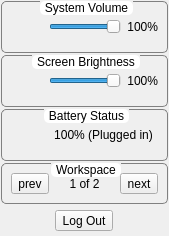
First picture: the form in lumina/lumina-desktop/panel-plugins/systemdashboard/SysMenuQuick.ui, repository trueos/pcbsd, before the edit.
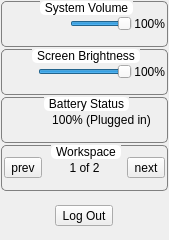
Second picture: the form after the edit.

Commit message: Add another option to the LuminaOS definitions: launch/detect audio mixer utility. Also use this option in the systemdashboard panel plugin (if possible).

Patch:
```diff
--- a/lumina/lumina-desktop/panel-plugins/systemdashboard/SysMenuQuick.ui
+++ b/lumina/lumina-desktop/panel-plugins/systemdashboard/SysMenuQuick.ui
@@ -7,7 +7,7 @@
     <x>0</x>
     <y>0</y>
     <width>169</width>
-    <height>236</height>
+    <height>240</height>
    </rect>
   </property>
   <property name="windowTitle">
@@ -44,6 +44,12 @@
       <bool>false</bool>
      </property>
      <layout class="QHBoxLayout" name="horizontalLayout">
+      <property name="spacing">
+       <number>2</number>
+      </property>
+      <property name="margin">
+       <number>2</number>
+      </property>
       <item>
        <widget class="QLabel" name="label_vol_icon">
         <property name="sizePolicy">
@@ -69,6 +75,37 @@
         </property>
        </widget>
       </item>
+      <item>
+       <widget class="QToolButton" name="tool_vol_mixer">
+        <property name="minimumSize">
+         <size>
+          <width>30</width>
+          <height>30</height>
+         </size>
+        </property>
+        <property name="maximumSize">
+         <size>
+          <width>32</width>
+          <height>32</height>
+         </size>
+        </property>
+        <property name="toolTip">
+         <string>Launch Audio Mixer</string>
+        </property>
+        <property name="text">
+         <string/>
+        </property>
+        <property name="iconSize">
+         <size>
+          <width>30</width>
+          <height>30</height>
+         </size>
+        </property>
+        <property name="autoRaise">
+         <bool>true</bool>
+        </property>
+       </widget>
+      </item>
       <item>
        <widget class="QSlider" name="slider_volume">
         <property name="maximum">
@@ -101,6 +138,12 @@
       <string>Screen Brightness</string>
      </property>
      <layout class="QHBoxLayout" name="horizontalLayout_2">
+      <property name="spacing">
+       <number>2</number>
+      </property>
+      <property name="margin">
+       <number>2</number>
+      </property>
       <item>
        <widget class="QLabel" name="label_bright_icon">
         <property name="sizePolicy">
@@ -158,6 +201,12 @@
       <string>Battery Status</string>
      </property>
      <layout class="QHBoxLayout" name="horizontalLayout_3">
+      <property name="spacing">
+       <number>2</number>
+      </property>
+      <property name="margin">
+       <number>2</number>
+      </property>
       <item>
        <widget class="QLabel" name="label_bat_icon">
         <property name="sizePolicy">
@@ -208,6 +257,12 @@
       <string>Workspace</string>
      </property>
      <layout class="QHBoxLayout" name="horizontalLayout_4">
+      <property name="spacing">
+       <number>2</number>
+      </property>
+      <property name="margin">
+       <number>2</number>
+      </property>
       <item>
        <widget class="QToolButton" name="tool_wk_prev">
         <property name="text">
@@ -251,13 +306,13 @@
        <number>1</number>
       </property>
       <property name="topMargin">
-       <number>3</number>
+       <number>2</number>
       </property>
       <property name="rightMargin">
        <number>1</number>
       </property>
       <property name="bottomMargin">
-       <number>3</number>
+       <number>2</number>
       </property>
       <item>
        <widget class="QToolButton" name="tool_logout">
```
The commit also changes 5 other files.
